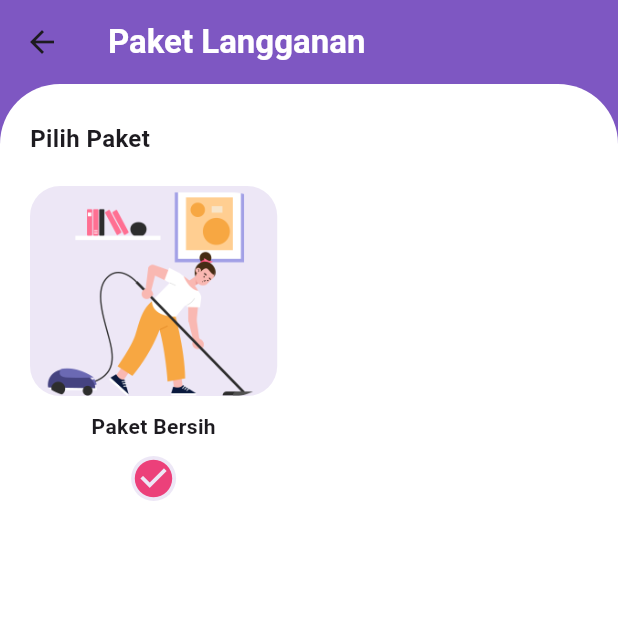
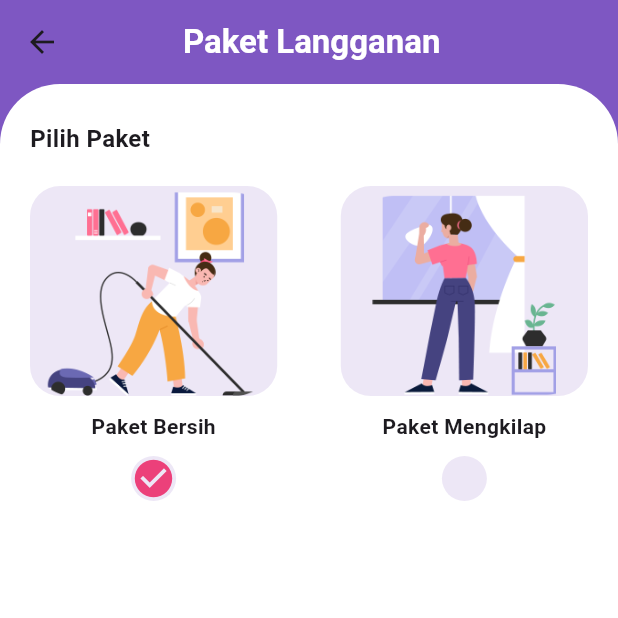
Before and after one commit to Arieffirms/cleaning_service_app, a Flutter app: the MainPage screen opened directly, on a phone screen of 412 x 824 dp, the top half of it. Run offline on Flutter 3.47's test engine with Material 3 defaults, Android fonts, the phone set to English and light mode, and no system bars.

Commit message:
menambahkan fitur baru

```diff
--- a/lib/main_page.dart
+++ b/lib/main_page.dart
@@ -1,3 +1,5 @@
+import 'dart:math';
+
 import 'package:cleaning_service_app/color_schema.dart';
 import 'package:flutter/material.dart';
 
@@ -29,9 +31,12 @@ class _MainPageState extends State<MainPage> {
       appBar: AppBar(
         backgroundColor: Colors.transparent,
         elevation: 0,
-        title: Text(
-          "Paket Langganan",
-          style: TextStyle(color: Colors.white, fontWeight: FontWeight.w700),
+        title: Container(
+          margin: EdgeInsets.only(left: 50),
+          child: Text(
+            "Paket Langganan",
+            style: TextStyle(color: Colors.white, fontWeight: FontWeight.w700),
+          ),
         ),
       ),
       body: Container(
@@ -115,7 +120,42 @@ class _MainPageState extends State<MainPage> {
                   },
                   child: Column(
                     children: [
-
+                      Container(
+                        height: 140,
+                        width: MediaQuery.of(context).size.width * 0.40,
+                        decoration: BoxDecoration(
+                          color: deepPurple50,
+                          image: DecorationImage(
+                            image: AssetImage('assets/image/img2.png'),
+                          ),
+                          borderRadius: BorderRadius.all(
+                            Radius.circular(20),
+                          ),
+                        ),
+                      ),
+                      SizedBox(
+                        height: 10,
+                      ),
+                      Text(
+                        'Paket Mengkilap',
+                        style: TextStyle(
+                          fontWeight: FontWeight.w600,
+                        ),
+                      ),
+                      SizedBox(
+                        height: 10,
+                      ),
+                      Container(
+                        height: 30,
+                        width: 30,
+                        decoration: BoxDecoration(
+                          shape: BoxShape.circle,
+                          color: deepPurple50,
+                        ),
+                        child: selectedType == "mengkilap"
+                            ? Icon(Icons.check_circle, size: 30, color: pink400)
+                            : Container(),
+                      )
                     ],
                   ),
                 )
```
